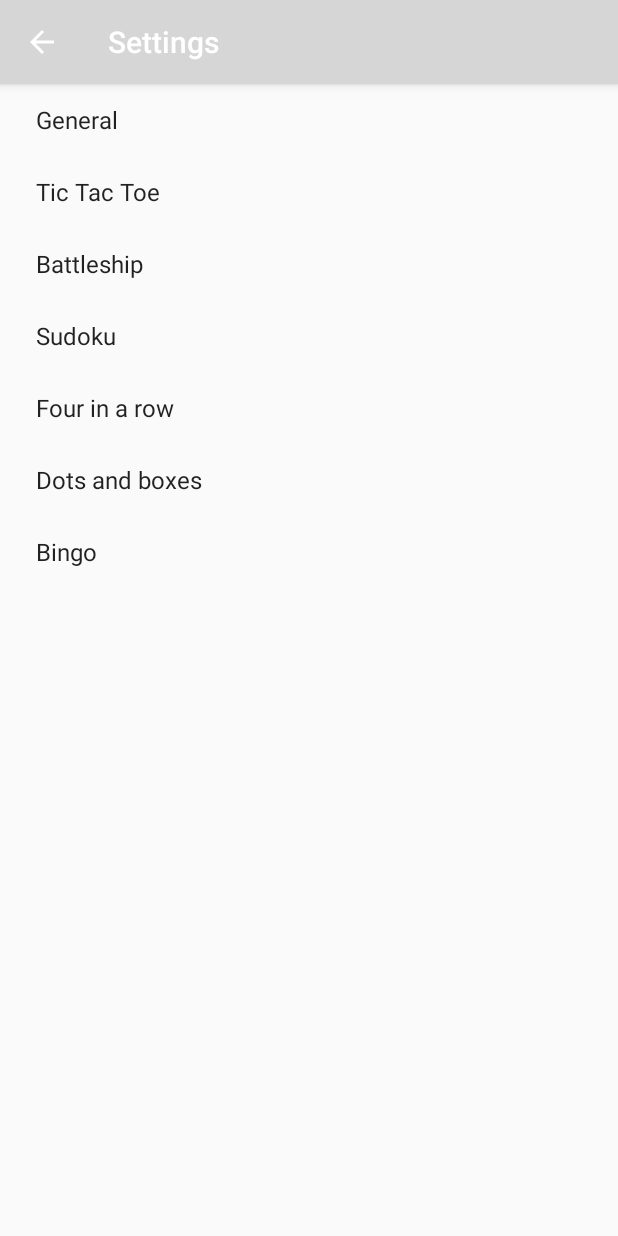
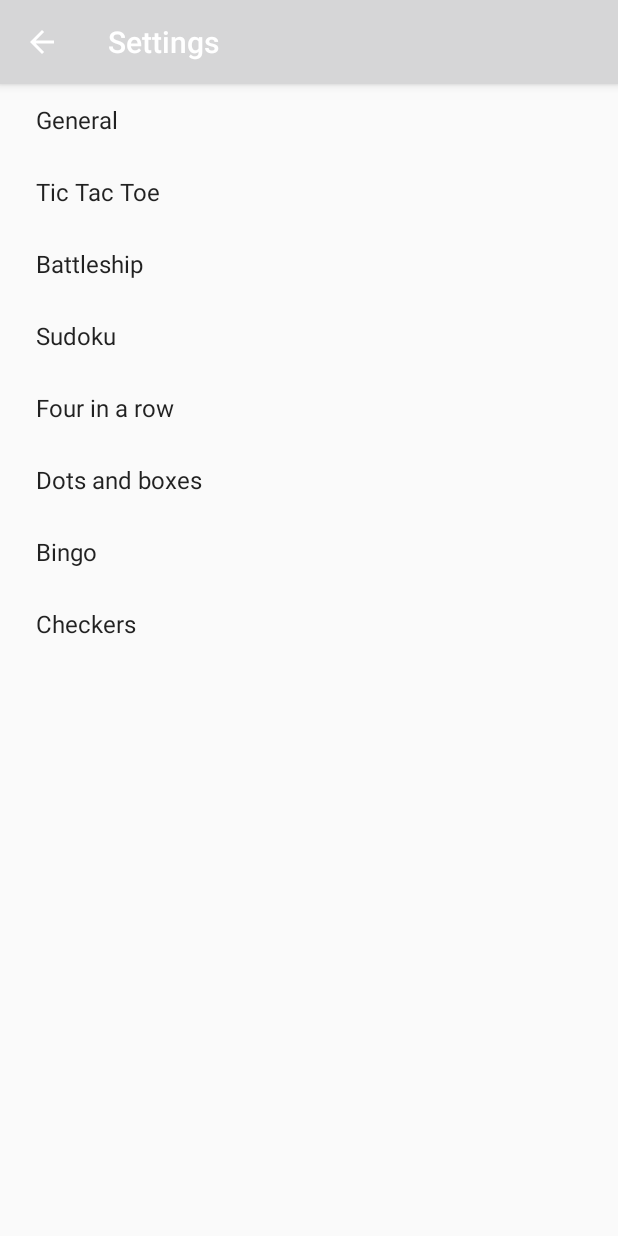
Before and after one commit to bassie1995/Gamr.io, an Android app: the SettingsActivity screen opened directly, with no data from a screen before it, on a phone screen of 412 x 824 dp. Run offline under Robolectric (Android 15) with nearby library versions, the phone set to English and light mode, and no system bars.

Commit message:
Added the default prefs for the checkers game

```diff
--- a/app/src/main/res/values/strings.xml
+++ b/app/src/main/res/values/strings.xml
@@ -52,6 +52,7 @@
     <string name="pref_header_four_in_row">Four in a row</string>
     <string name="pref_header_dots_and_boxes">Dots and boxes</string>
     <string name="pref_header_bingo" translatable="false">Bingo</string>
+    <string name="pref_header_checkers" translatable="false">Checkers</string>
     <string name="pref_title_theme">Theme</string>
     <string name="pref_game_enable">Enable game-specific settings</string>
     <string name="favorite">Add to favorites</string>
--- a/app/src/main/res/xml/pref_checkers.xml
+++ b/app/src/main/res/xml/pref_checkers.xml
@@ -1,4 +1,49 @@
-<?xml version="1.0" encoding="utf-8"?>
 <PreferenceScreen xmlns:android="http://schemas.android.com/apk/res/android">
 
+    <!-- A 'parent' preference, which enables/disables child preferences (below)
+         when checked/unchecked. -->
+    <SwitchPreference
+        android:defaultValue="false"
+        android:key="pref_checkers_enable"
+        android:title="@string/pref_game_enable" />
+
+    <!-- NOTE: Hide buttons to simplify the UI. Users can touch outside the dialog to
+         dismiss it. -->
+    <!-- NOTE: ListPreference's summary should be set to its value by the activity code. -->
+    <ListPreference
+        android:dependency="pref_checkers_enable"
+        android:defaultValue="light"
+        android:entries="@array/pref_themes"
+        android:entryValues="@array/pref_themes_values"
+        android:key="pref_checkers_theme_list"
+        android:negativeButtonText="@null"
+        android:positiveButtonText="@null"
+        android:title="@string/pref_title_theme" />
+
+    <!-- NOTE: Hide buttons to simplify the UI. Users can touch outside the dialog to
+         dismiss it. -->
+    <!-- NOTE: ListPreference's summary should be set to its value by the activity code. -->
+    <ListPreference
+        android:dependency="pref_checkers_enable"
+        android:defaultValue="black"
+        android:entries="@array/pref_text_colors"
+        android:entryValues="@array/pref_text_colors_values"
+        android:key="pref_checkers_text_color_list"
+        android:negativeButtonText="@null"
+        android:positiveButtonText="@null"
+        android:title="@string/pref_title_text_color" />
+
+    <!-- NOTE: Hide buttons to simplify the UI. Users can touch outside the dialog to
+         dismiss it. -->
+    <!-- NOTE: ListPreference's summary should be set to its value by the activity code. -->
+    <ListPreference
+        android:dependency="pref_checkers_enable"
+        android:defaultValue="small"
+        android:entries="@array/pref_text_size"
+        android:entryValues="@array/pref_text_size_values"
+        android:key="pref_checkers_text_size_list"
+        android:negativeButtonText="@null"
+        android:positiveButtonText="@null"
+        android:title="@string/pref_title_text_size" />
+
 </PreferenceScreen>
--- a/app/src/main/res/xml/pref_headers.xml
+++ b/app/src/main/res/xml/pref_headers.xml
@@ -30,4 +30,8 @@
         android:fragment="nl.verhoogenvansetten.gamrio.SettingsActivity$BingoPreferenceFragment"
         android:title="@string/pref_header_bingo" />
 
+    <header
+        android:fragment="nl.verhoogenvansetten.gamrio.SettingsActivity$CheckersPreferenceFragment"
+        android:title="@string/pref_header_checkers" />
+
 </preference-headers>
```
Also changed, not shown: app/src/main/java/nl/verhoogenvansetten/gamrio/SettingsActivity.java (+34 -1 lines).
